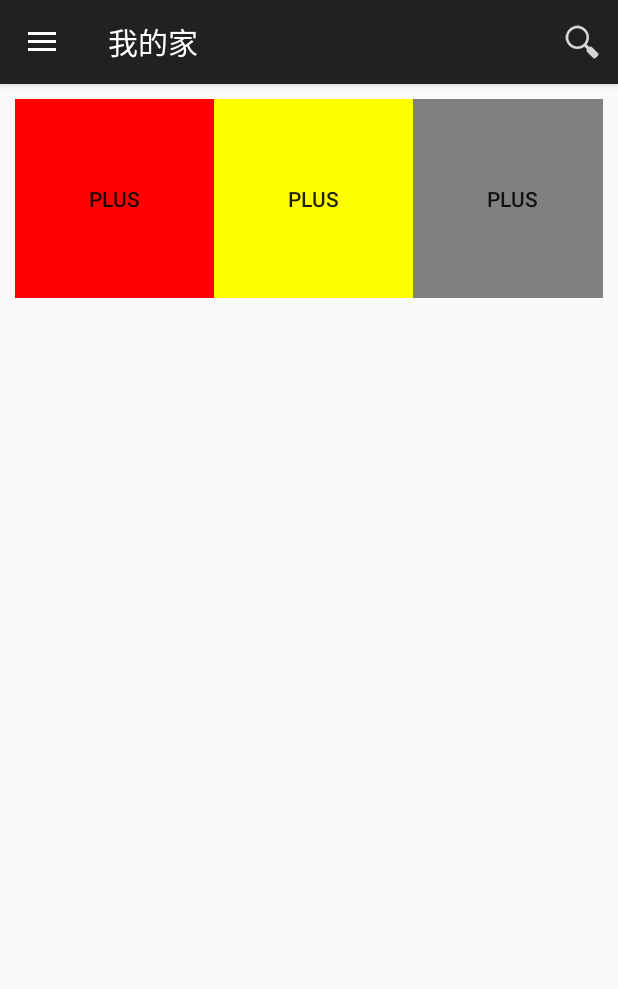
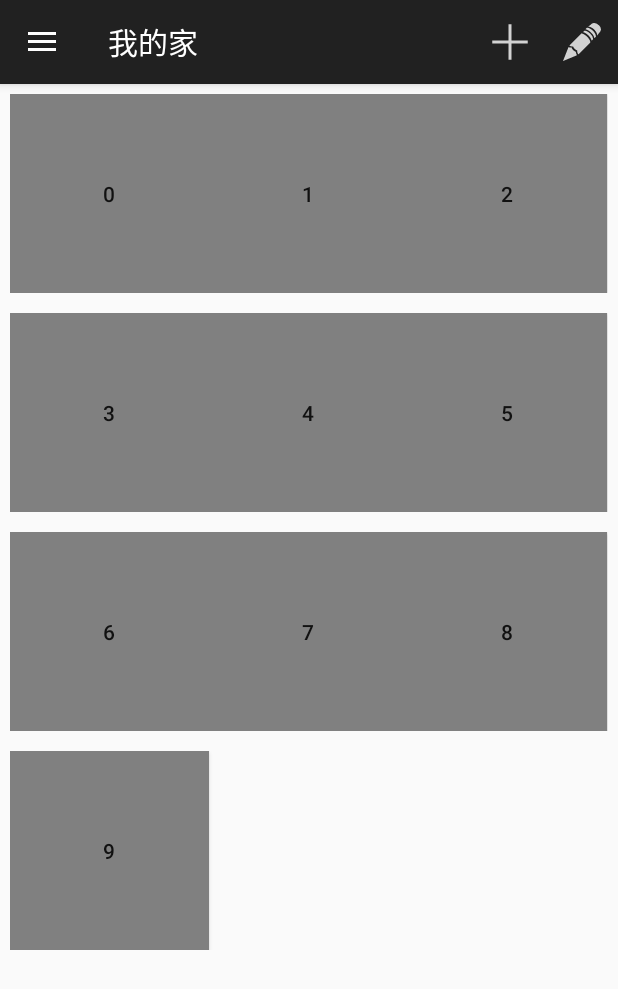
Before and after one commit to kungstriving/XLight, an Android app: the screen it shows after launch (MainActivity), on a phone screen of 412 x 824 dp. Shown: the top 989 px of the screen. Run offline under Robolectric (Android 15) with nearby library versions, the phone set to English and light mode, and no system bars.

Commit message:
添加菜单响应框架

```diff
--- a/app/src/main/java/com/everhope/xlight/HomeFragment.java
+++ b/app/src/main/java/com/everhope/xlight/HomeFragment.java
@@ -2,7 +2,6 @@ package com.everhope.xlight;
 
 import android.app.Fragment;
 import android.content.Context;
-import android.graphics.Point;
 import android.graphics.drawable.BitmapDrawable;
 import android.os.Bundle;
 import android.support.annotation.Nullable;
@@ -13,13 +12,8 @@ import android.view.View;
 import android.view.ViewGroup;
 import android.view.WindowManager;
 import android.widget.Button;
-import android.widget.GridLayout;
-import android.widget.ImageView;
 import android.widget.LinearLayout;
 import android.widget.PopupWindow;
-import android.widget.Toast;
-
-import java.util.Locale;
 
 /**
  * 主页fragment
@@ -41,18 +35,40 @@ public class HomeFragment extends Fragment{
         //计算每个操作块的大小
         int dpi = displayMetrics.densityDpi;
         int widthInPx = displayMetrics.widthPixels;
-        int heightInPx = displayMetrics.heightPixels;
+//        int heightInPx = displayMetrics.heightPixels;
 //        int widthInDP = (widthInPx * 160)/dpi;
 //        int heightInDP = (heightInPx * 160)/dpi;
 
         int temp = 20 * (dpi/160);
         int cellWidth = (widthInPx - temp)/3;
-        int cellHeight = cellWidth;
+//        int cellHeight = cellWidth;
 
-        LinearLayout linearLayout = (LinearLayout)rootView.findViewById(R.id.home_frag_ll);
+        //获取最外围container，纵向布局
+        LinearLayout linearLayout = (LinearLayout)rootView.findViewById(R.id.home_frag_outerll);
 
+        //TODO 读取持久存储 解析当前共有多少场景操作块
+        int sceneCount = getStoredSceneInfo();
+        int currentLineCount = 0;
+        LinearLayout currentLineLayout = new LinearLayout(getActivity());
+        currentLineLayout.setOrientation(LinearLayout.HORIZONTAL);
+        LinearLayout.LayoutParams currentLayoutparams =
+                new LinearLayout.LayoutParams(LinearLayout.LayoutParams.MATCH_PARENT, LinearLayout.LayoutParams.WRAP_CONTENT);
+        currentLayoutparams.setMargins(10,10,10,10);
+        linearLayout.addView(currentLineLayout, currentLayoutparams);
+
+        for (int i = 0; i < sceneCount; i++) {
+            if (currentLineCount == 3) {
+
+                currentLineLayout = new LinearLayout(getActivity());
+                currentLineLayout.setOrientation(LinearLayout.HORIZONTAL);
+
+                linearLayout.addView(currentLineLayout, currentLayoutparams);
+                currentLineCount = 0;
+            }
+
+            //add scene to currentlinearlayout
             Button button = new Button(getActivity());
-        button.setText("plus");
+            button.setText(i+"");
             button.setOnClickListener(new View.OnClickListener() {
                 @Override
                 public void onClick(View v) {
@@ -70,21 +86,21 @@ public class HomeFragment extends Fragment{
                     popup.showAsDropDown(v);
                 }
             });
-        button.setBackgroundColor(getResources().getColor(R.color.red));
-        LinearLayout.LayoutParams layoutParams = new LinearLayout.LayoutParams(cellWidth, cellHeight);
-        linearLayout.addView(button, layoutParams);
-
-        button = new Button(getActivity());
-        button.setText("plus");
-        button.setBackgroundColor(getResources().getColor(R.color.yellow));
-        linearLayout.addView(button, layoutParams);
-
-        button = new Button(getActivity());
-        button.setText("plus");
             button.setBackgroundColor(getResources().getColor(R.color.gray));
-        linearLayout.addView(button, layoutParams);
+            LinearLayout.LayoutParams layoutParams = new LinearLayout.LayoutParams(cellWidth, cellWidth);   //same width height
+            currentLineLayout.addView(button, layoutParams);
+            currentLineCount++;
+        }
 
         getActivity().setTitle(R.string.home_fragment_title);
         return rootView;
     }
+
+    /**
+     * 获取存储scene信息
+     * @return
+     */
+    private int getStoredSceneInfo() {
+        return 10;
     }
+}
--- a/app/src/main/java/com/everhope/xlight/MainActivity.java
+++ b/app/src/main/java/com/everhope/xlight/MainActivity.java
@@ -14,22 +14,17 @@ import android.support.v4.view.GravityCompat;
 import android.support.v4.widget.DrawerLayout;
 import android.support.v7.app.ActionBarActivity;
 import android.support.v7.app.ActionBarDrawerToggle;
-import android.transition.Scene;
 import android.util.Log;
-import android.view.LayoutInflater;
 import android.view.Menu;
 import android.view.MenuItem;
 import android.view.View;
-import android.view.ViewGroup;
 import android.widget.AdapterView;
 import android.widget.ArrayAdapter;
-import android.widget.ImageView;
 import android.widget.ListView;
 import android.widget.ProgressBar;
 import android.widget.Toast;
 
 import com.everhope.xlight.app.AppUtils;
-import com.everhope.xlight.app.SceneFragment;
 import com.everhope.xlight.comm.DataAgent;
 import com.everhope.xlight.comm.LogonResponseMsg;
 import com.everhope.xlight.comm.MessageUtils;
@@ -39,7 +34,6 @@ import com.everhope.xlight.constants.LogonRespStatus;
 import org.apache.commons.lang.StringUtils;
 
 import java.io.IOException;
-import java.util.Locale;
 
 /**
  * 第一个页面，负责显示splash画面和连接网关
@@ -356,7 +350,7 @@ public class MainActivity extends ActionBarActivity {
     public boolean onPrepareOptionsMenu(Menu menu) {
         // If the nav drawer is open, hide action items related to the content view
         boolean drawerOpen = drawerLayout.isDrawerOpen(leftListView);
-        menu.findItem(R.id.action_websearch).setVisible(!drawerOpen);
+        menu.findItem(R.id.action_frag_main_add).setVisible(!drawerOpen);
         return super.onPrepareOptionsMenu(menu);
     }
 
@@ -370,16 +364,11 @@ public class MainActivity extends ActionBarActivity {
         }
         // Handle action buttons
         switch(item.getItemId()) {
-            case R.id.action_websearch:
-                // create intent to perform web search for this planet
-                Intent intent = new Intent(Intent.ACTION_WEB_SEARCH);
-                intent.putExtra(SearchManager.QUERY, getSupportActionBar().getTitle());
-                // catch event that there's no activity to handle intent
-                if (intent.resolveActivity(getPackageManager()) != null) {
-                    startActivity(intent);
-                } else {
-                    Toast.makeText(this, R.string.app_not_available, Toast.LENGTH_LONG).show();
-                }
+            case R.id.action_frag_main_add:
+                Toast.makeText (MainActivity.this, "添加场景", Toast.LENGTH_LONG).show();
+                return true;
+            case R.id.action_frag_main_edit:
+                Toast.makeText (MainActivity.this, "编辑场景", Toast.LENGTH_LONG).show();
                 return true;
             default:
                 return super.onOptionsItemSelected(item);
--- a/app/src/main/java/com/everhope/xlight/app/SceneFragment.java
+++ b/app/src/main/java/com/everhope/xlight/SceneFragment.java
@@ -1,12 +1,10 @@
-package com.everhope.xlight.app;
+package com.everhope.xlight;
 
 import android.os.Bundle;
 import android.app.Fragment;
 import android.view.LayoutInflater;
 import android.view.View;
 import android.view.ViewGroup;
-
-import com.everhope.xlight.R;
 
 /**
  * 场景
--- a/app/src/main/res/layout/fragment_home.xml
+++ b/app/src/main/res/layout/fragment_home.xml
@@ -4,15 +4,16 @@
     android:layout_height="match_parent">
 
     <LinearLayout
+        android:id="@+id/home_frag_outerll"
         android:layout_width="match_parent"
         android:layout_height="wrap_content"
         android:orientation="vertical">
-        <LinearLayout
-            android:id="@+id/home_frag_ll"
-            android:layout_width="match_parent"
-            android:layout_height="wrap_content"
-            android:layout_margin="10dp"
-            android:orientation="horizontal">
+        <!--<LinearLayout-->
+            <!--android:id="@+id/home_frag_ll"-->
+            <!--android:layout_width="match_parent"-->
+            <!--android:layout_height="wrap_content"-->
+            <!--android:layout_margin="10dp"-->
+            <!--android:orientation="horizontal">-->
             <!--<ImageView-->
                 <!--android:layout_width="100dp"-->
                 <!--android:layout_height="100dp"-->
@@ -23,6 +24,6 @@
                 <!--android:layout_height="100dp"-->
                 <!--android:layout_margin="10dp"-->
                 <!--android:background="@android:color/holo_red_light" />-->
-            </LinearLayout>
+            <!--</LinearLayout>-->
     </LinearLayout>
 </ScrollView>
--- a/app/src/main/res/layout/fragment_scene.xml
+++ b/app/src/main/res/layout/fragment_scene.xml
@@ -1,6 +1,6 @@
 <FrameLayout xmlns:android="http://schemas.android.com/apk/res/android"
     xmlns:tools="http://schemas.android.com/tools" android:layout_width="match_parent"
-    android:layout_height="match_parent" tools:context="com.everhope.xlight.app.SceneFragment">
+    android:layout_height="match_parent" tools:context="com.everhope.xlight.SceneFragment">
 
     <!-- TODO: Update blank fragment layout -->
     <TextView android:layout_width="match_parent" android:layout_height="match_parent"
--- a/app/src/main/res/layout/popup_scene_control.xml
+++ b/app/src/main/res/layout/popup_scene_control.xml
@@ -9,7 +9,7 @@
         android:layout_height="wrap_content"
         android:layout_centerHorizontal="true"
         android:layout_centerVertical="true"
-        android:text="This is a popup!"
+        android:text="这里进行灯控制"
         android:textAppearance="?android:attr/textAppearanceLarge"
         android:textColor="#ffffff" />
 </RelativeLayout>
--- a/app/src/main/res/menu/menu_main.xml
+++ b/app/src/main/res/menu/menu_main.xml
@@ -1,8 +1,12 @@
 
 <menu xmlns:android="http://schemas.android.com/apk/res/android"
     xmlns:app="http://schemas.android.com/apk/res-auto">
-    <item android:id="@+id/action_websearch"
-        android:icon="@drawable/action_search"
-        android:title="a"
+    <item android:id="@+id/action_frag_main_add"
+        android:icon="@drawable/ic_action_new"
+        android:title="添加"
         app:showAsAction="ifRoom|withText" />
+    <item android:title="编辑"
+        android:id="@+id/action_frag_main_edit"
+        android:icon="@drawable/ic_action_edit"
+        app:showAsAction="ifRoom|withText"/>
 </menu>
--- a/app/src/main/res/values/strings.xml
+++ b/app/src/main/res/values/strings.xml
@@ -8,8 +8,8 @@
     <string name="my_test">连接管理</string>
     <string name="my_label">连接标签</string>
     <string name="title_activity_apsetup">APSetupActivity</string>
-    <string name="drawer_open">Open navigation drawer</string>
-    <string name="drawer_close">Close navigation drawer</string>
+    <string name="drawer_open">打开</string>
+    <string name="drawer_close">关闭</string>
     <string name="action_websearch">Web search</string>
     <string name="app_not_available">Sorry, there\'s no web browser available</string>
     <string name="home_fragment_title">我的家</string>
```
Also changed, not shown: app/src/main/res/drawable-hdpi/ic_action_edit.png (added), app/src/main/res/drawable-hdpi/ic_action_new.png (added). Lines whose indentation alone changed are shown as unchanged.
